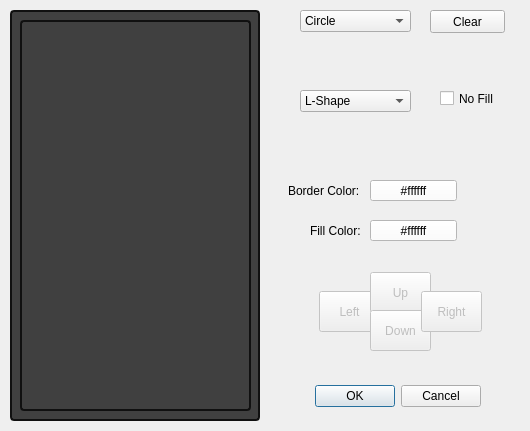
Qt form Tower_of_Lights_Editor_V3/shapeeffectdialog.ui (ThereIsNoEscape/cs383project) before a commit.
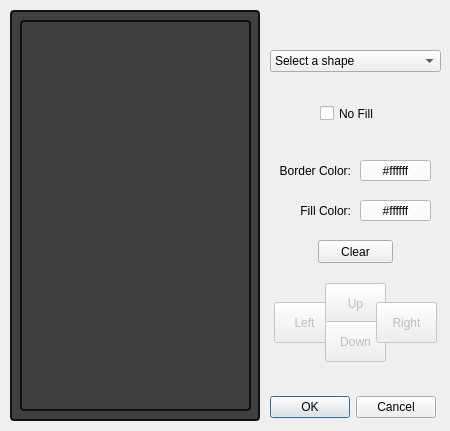
The same form after that commit.

```diff
--- a/Tower_of_Lights_Editor_V3/shapeeffectdialog.ui
+++ b/Tower_of_Lights_Editor_V3/shapeeffectdialog.ui
@@ -6,7 +6,7 @@
    <rect>
     <x>0</x>
     <y>0</y>
-    <width>530</width>
+    <width>450</width>
     <height>431</height>
    </rect>
   </property>
@@ -18,8 +18,8 @@
   </property>
   <property name="maximumSize">
    <size>
-    <width>530</width>
-    <height>440</height>
+    <width>450</width>
+    <height>431</height>
    </size>
   </property>
   <property name="windowTitle">
@@ -28,8 +28,8 @@
   <widget class="QDialogButtonBox" name="buttonBox">
    <property name="geometry">
     <rect>
-     <x>250</x>
-     <y>380</y>
+     <x>205</x>
+     <y>391</y>
      <width>231</width>
      <height>32</height>
     </rect>
@@ -89,8 +89,8 @@
    </property>
    <property name="geometry">
     <rect>
-     <x>319</x>
-     <y>291</y>
+     <x>274</x>
+     <y>302</y>
      <width>61</width>
      <height>41</height>
     </rect>
@@ -105,8 +105,8 @@
    </property>
    <property name="geometry">
     <rect>
-     <x>370</x>
-     <y>272</y>
+     <x>325</x>
+     <y>283</y>
      <width>61</width>
      <height>41</height>
     </rect>
@@ -121,8 +121,8 @@
    </property>
    <property name="geometry">
     <rect>
-     <x>370</x>
-     <y>310</y>
+     <x>325</x>
+     <y>321</y>
      <width>61</width>
      <height>41</height>
     </rect>
@@ -137,8 +137,8 @@
    </property>
    <property name="geometry">
     <rect>
-     <x>421</x>
-     <y>291</y>
+     <x>376</x>
+     <y>302</y>
      <width>61</width>
      <height>41</height>
     </rect>
@@ -147,54 +147,25 @@
     <string>Right</string>
    </property>
   </widget>
-  <widget class="QLabel" name="label_2">
+  <widget class="QCheckBox" name="noFill">
    <property name="geometry">
     <rect>
-     <x>310</x>
-     <y>220</y>
-     <width>59</width>
-     <height>21</height>
+     <x>320</x>
+     <y>105</y>
+     <width>70</width>
+     <height>17</height>
     </rect>
    </property>
    <property name="text">
-    <string>Fill Color:</string>
-   </property>
-  </widget>
-  <widget class="QPushButton" name="pushButton_color">
-   <property name="geometry">
-    <rect>
-     <x>370</x>
-     <y>220</y>
-     <width>87</width>
-     <height>21</height>
-    </rect>
-   </property>
-   <property name="styleSheet">
-    <string notr="true">background-color: #ffffff</string>
-   </property>
-   <property name="text">
-    <string>#ffffff</string>
-   </property>
-  </widget>
-  <widget class="QLabel" name="label_3">
-   <property name="geometry">
-    <rect>
-     <x>288</x>
-     <y>180</y>
-     <width>71</width>
-     <height>21</height>
-    </rect>
-   </property>
-   <property name="text">
-    <string>Border Color:</string>
+    <string>No Fill</string>
    </property>
   </widget>
   <widget class="QPushButton" name="pushButton_color_2">
    <property name="geometry">
     <rect>
-     <x>370</x>
-     <y>180</y>
-     <width>87</width>
+     <x>360</x>
+     <y>160</y>
+     <width>71</width>
      <height>21</height>
     </rect>
    </property>
@@ -208,12 +179,17 @@
   <widget class="QComboBox" name="comboBox">
    <property name="geometry">
     <rect>
-     <x>300</x>
-     <y>10</y>
-     <width>111</width>
+     <x>270</x>
+     <y>50</y>
+     <width>171</width>
      <height>22</height>
     </rect>
    </property>
+   <item>
+    <property name="text">
+     <string>Select a shape</string>
+    </property>
+   </item>
    <item>
     <property name="text">
      <string>Circle</string>
@@ -234,16 +210,6 @@
      <string>Horizontal Rectangle</string>
     </property>
    </item>
-  </widget>
-  <widget class="QComboBox" name="comboBox_2">
-   <property name="geometry">
-    <rect>
-     <x>300</x>
-     <y>90</y>
-     <width>111</width>
-     <height>22</height>
-    </rect>
-   </property>
    <item>
     <property name="text">
      <string>L-Shape</string>
@@ -280,11 +246,59 @@
     </property>
    </item>
   </widget>
-  <widget class="QPushButton" name="pushButton">
+  <widget class="QPushButton" name="pushButton_color">
    <property name="geometry">
     <rect>
-     <x>430</x>
-     <y>10</y>
+     <x>360</x>
+     <y>200</y>
+     <width>71</width>
+     <height>21</height>
+    </rect>
+   </property>
+   <property name="styleSheet">
+    <string notr="true">background-color: #ffffff</string>
+   </property>
+   <property name="text">
+    <string>#ffffff</string>
+   </property>
+  </widget>
+  <widget class="QLabel" name="label_3">
+   <property name="geometry">
+    <rect>
+     <x>260</x>
+     <y>160</y>
+     <width>91</width>
+     <height>21</height>
+    </rect>
+   </property>
+   <property name="text">
+    <string>Border Color:</string>
+   </property>
+   <property name="alignment">
+    <set>Qt::AlignRight|Qt::AlignTrailing|Qt::AlignVCenter</set>
+   </property>
+  </widget>
+  <widget class="QLabel" name="label_2">
+   <property name="geometry">
+    <rect>
+     <x>260</x>
+     <y>200</y>
+     <width>91</width>
+     <height>21</height>
+    </rect>
+   </property>
+   <property name="text">
+    <string>Fill Color:</string>
+   </property>
+   <property name="alignment">
+    <set>Qt::AlignRight|Qt::AlignTrailing|Qt::AlignVCenter</set>
+   </property>
+  </widget>
+  <widget class="QPushButton" name="pushButton_clear">
+   <property name="geometry">
+    <rect>
+     <x>318</x>
+     <y>240</y>
      <width>75</width>
      <height>23</height>
     </rect>
@@ -293,19 +307,6 @@
     <string>Clear</string>
    </property>
   </widget>
-  <widget class="QCheckBox" name="noFill">
-   <property name="geometry">
-    <rect>
-     <x>440</x>
-     <y>90</y>
-     <width>70</width>
-     <height>17</height>
-    </rect>
-   </property>
-   <property name="text">
-    <string>No Fill</string>
-   </property>
-  </widget>
  </widget>
  <resources/>
  <connections>
```
